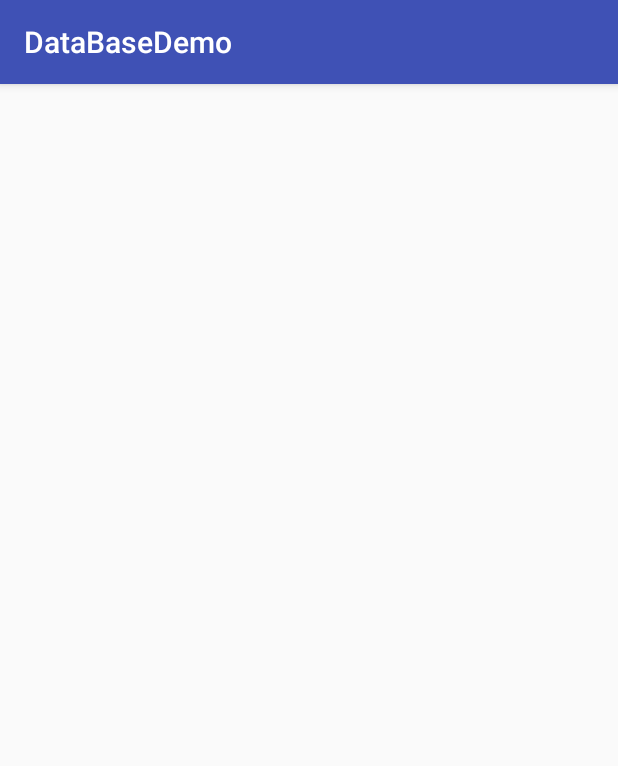
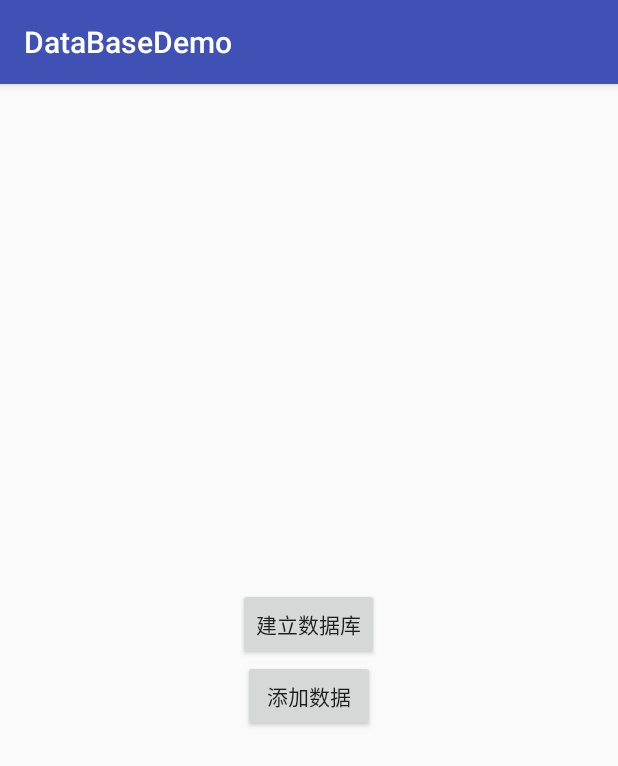
Before and after one commit to BittleDragon/PersonalDemos, an Android app: the screen it shows after launch (MainActivity), on a phone screen of 412 x 824 dp. Shown: the top 766 px of the screen. Run offline under Robolectric (Android 15) with nearby library versions, the phone set to English and light mode, and no system bars; our stand-ins replace ButterKnife.

Commit message:
数据库添加数据完成

```diff
--- a/databasedemo/build.gradle
+++ b/databasedemo/build.gradle
@@ -29,4 +29,6 @@ dependencies {
     })
     compile 'com.android.support:appcompat-v7:25.3.1'
     testCompile 'junit:junit:4.12'
+    compile 'com.jakewharton:butterknife:8.6.0'
+    annotationProcessor 'com.jakewharton:butterknife-compiler:8.6.0'
 }
--- /dev/null
+++ b/databasedemo/src/main/java/com/myrepository/databasedemo/DatabaseHelper.java
@@ -0,0 +1,46 @@
+package com.myrepository.databasedemo;
+
+import android.content.Context;
+import android.database.sqlite.SQLiteDatabase;
+import android.database.sqlite.SQLiteOpenHelper;
+import android.widget.Toast;
+
+/**
+ * 数据库操作对象
+ * Created by raoxuting on 2017/7/7.
+ */
+
+public class DatabaseHelper extends SQLiteOpenHelper {
+
+    public static final String Create_db = "create table book (" +
+            "id integer primary key autoincrement, " +
+            "name text, " +
+            "price real)";
+
+    public static final String Create_CategoryDb = "create table category (" +
+            "id integer primary key autoincrement, " +
+            "category_name text, " +
+            "code integer)";
+    private Context context;
+
+    public DatabaseHelper(Context context, String name,
+                          SQLiteDatabase.CursorFactory factory, int version) {
+        super(context, name, factory, version);
+        this.context = context;
+    }
+
+    @Override
+    public void onCreate(SQLiteDatabase db) {
+        db.execSQL(Create_db);
+        db.execSQL(Create_CategoryDb);
+        Toast.makeText(context, "数据库建表成功", Toast.LENGTH_SHORT).show();
+    }
+
+    @Override
+    public void onUpgrade(SQLiteDatabase db, int oldVersion, int newVersion) {
+        db.execSQL("drop table if exists book");
+        db.execSQL("drop table if exists category");
+        onCreate(db);
+        Toast.makeText(context, "数据库更新成功", Toast.LENGTH_SHORT).show();
+    }
+}
--- a/databasedemo/src/main/java/com/myrepository/databasedemo/MainActivity.java
+++ b/databasedemo/src/main/java/com/myrepository/databasedemo/MainActivity.java
@@ -1,13 +1,59 @@
 package com.myrepository.databasedemo;
 
+import android.content.ContentValues;
+import android.database.sqlite.SQLiteDatabase;
+import android.os.Bundle;
 import android.support.v7.app.AppCompatActivity;
-import android.os.Bundle;
+import android.view.View;
+import android.widget.Button;
+
+import butterknife.BindView;
+import butterknife.ButterKnife;
+import butterknife.OnClick;
 
 public class MainActivity extends AppCompatActivity {
+
+    @BindView(R.id.create_db)
+    Button createDb;
+    @BindView(R.id.add_data)
+    Button addData;
+    private DatabaseHelper helper;
 
     @Override
     protected void onCreate(Bundle savedInstanceState) {
         super.onCreate(savedInstanceState);
+        setContentView(R.layout.activity_main);
+        ButterKnife.bind(this);
+        helper = new DatabaseHelper(this, "BookStore.db", null, 2);
+    }
 
+    @OnClick({R.id.create_db, R.id.add_data})
+    public void onViewClicked(View view) {
+        switch (view.getId()) {
+            case R.id.create_db:
+                helper.getReadableDatabase();
+                break;
+            case R.id.add_data:
+                insertData();
+                break;
+        }
+    }
+
+    private void insertData() {
+        SQLiteDatabase bookstoreDB = helper.getWritableDatabase();
+        ContentValues values = new ContentValues();
+        values.put("name", "鲁冰逊漂流记");
+        values.put("price", 99.8);
+        bookstoreDB.insert("book", null, values);
+
+        values.clear();
+        values.put("name", "三国演义");
+        values.put("price", 299.66);
+        bookstoreDB.insert("book", null, values);
+
+        values.clear();
+        values.put("name", "红楼梦");
+        values.put("price", 400.98);
+        bookstoreDB.insert("book", null, values);
     }
 }
--- /dev/null
+++ b/databasedemo/src/main/res/layout/activity_main.xml
@@ -0,0 +1,19 @@
+<?xml version="1.0" encoding="utf-8"?>
+<LinearLayout xmlns:android="http://schemas.android.com/apk/res/android"
+    android:orientation="vertical"
+    android:gravity="center"
+    android:layout_width="match_parent"
+    android:layout_height="match_parent">
+
+    <Button
+        android:id="@+id/create_db"
+        android:layout_width="wrap_content"
+        android:layout_height="wrap_content"
+        android:text="建立数据库"/>
+
+    <Button
+        android:id="@+id/add_data"
+        android:layout_width="wrap_content"
+        android:layout_height="wrap_content"
+        android:text="添加数据"/>
+</LinearLayout>
```
